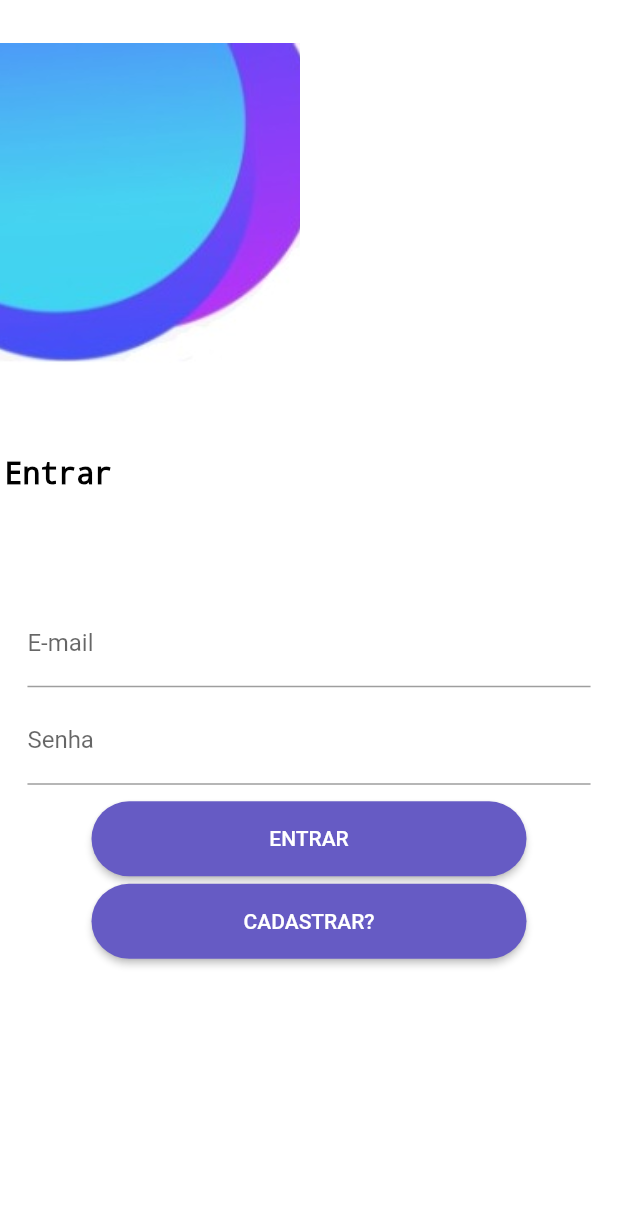
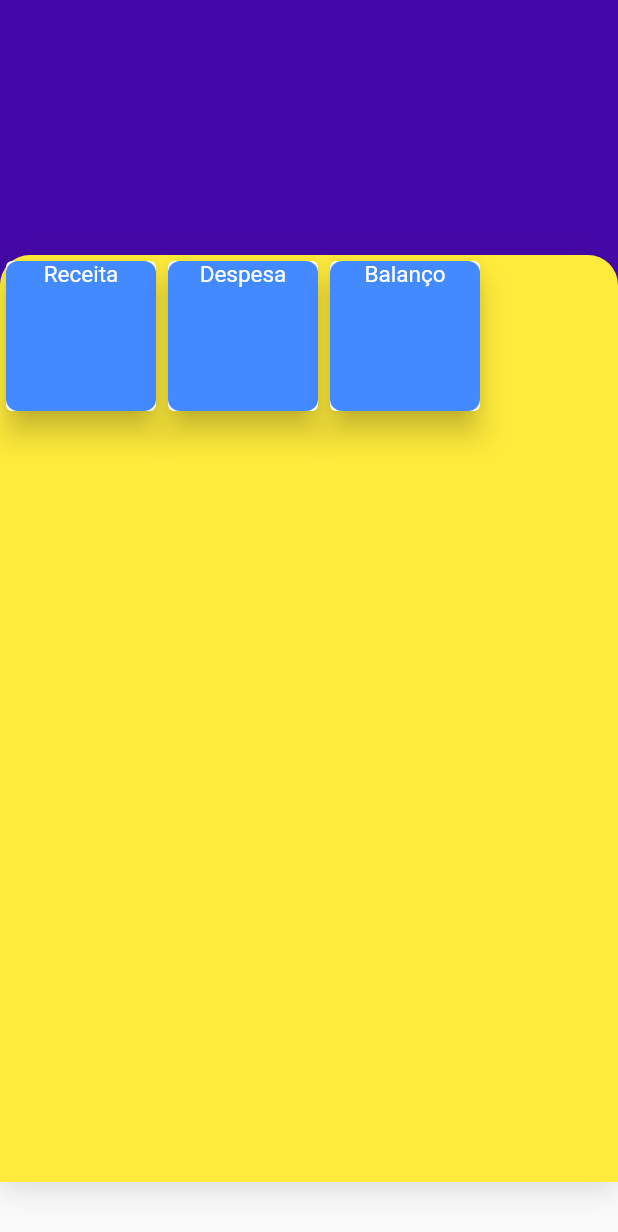
Before and after one commit to ICEI-PUC-Minas-PPLES-TI/plf-es-2022-2-ti5-5104100-financas-pessoais, a Flutter app: the screen it shows after launch, on a phone screen of 412 x 824 dp. Shown: the top 1232 px of the screen. Run offline on Flutter 3.47's test engine with Material 2 defaults, Android fonts, the phone set to English and light mode, and no system bars; our stand-ins replace shared_preferences; missing offline and left inert: curved_nav_bar.

Commit message:
Revisão tela principal

```diff
--- a/codigo/mobile/we_budget/lib/models/auth.dart
+++ b/codigo/mobile/we_budget/lib/models/auth.dart
@@ -4,8 +4,6 @@ import 'dart:convert';
 import 'package:flutter/material.dart';
 import 'package:http/http.dart' as http;
 import 'package:we_budget/models/store.dart';
-import 'package:we_budget/pages/auth_or_home_page.dart';
-import 'package:we_budget/pages/main_page.dart';
 
 import '../exceptions/auth_exception.dart';
 
@@ -62,7 +60,7 @@ class Auth with ChangeNotifier {
 
       _expiryDate = DateTime.now().add(
         const Duration(
-          seconds: 3600,
+          seconds: 3,
         ),
       );
 
@@ -129,7 +127,7 @@ class Auth with ChangeNotifier {
     _clearLogoutTimer();
     final timeToLogout = _expiryDate?.difference(DateTime.now()).inSeconds;
     _logoutTimer = Timer(
-      Duration(seconds: timeToLogout ?? 0),
+      Duration(seconds: 3),
       logout,
     );
   }
--- a/codigo/mobile/we_budget/lib/pages/auth_or_home_page.dart
+++ b/codigo/mobile/we_budget/lib/pages/auth_or_home_page.dart
@@ -1,8 +1,9 @@
 import 'package:flutter/material.dart';
 import 'package:provider/provider.dart';
+import 'package:we_budget/pages/first_page2.dart';
 import 'package:we_budget/pages/init_page.dart';
+import 'package:we_budget/pages/login_page.dart';
 import 'package:we_budget/pages/main_page.dart';
-
 import '../models/auth.dart';
 
 class AuthOrHomePage extends StatelessWidget {
@@ -11,8 +12,8 @@ class AuthOrHomePage extends StatelessWidget {
   @override
   Widget build(BuildContext context) {
     Auth auth = Provider.of(context);
-    return auth.isAuth ? const MainPage() : const InitPage();
-    /*return FutureBuilder(
+    //return auth.isAuth ? const MainPage() : const InitPage();
+    return FutureBuilder(
       future: auth.tryAutoLogin(),
       builder: (ctx, snapshot) {
         if (snapshot.connectionState == ConnectionState.waiting) {
@@ -22,9 +23,9 @@ class AuthOrHomePage extends StatelessWidget {
             child: Text('Ocorreu um erro!'),
           );
         } else {
-          return auth.isAuth ? const InitPage() : const InitPage();
+          return auth.isAuth ? const MainPage() : const FirstPage2();
         }
       },
-    );*/
+    );
   }
 }
--- /dev/null
+++ b/codigo/mobile/we_budget/lib/pages/first_page2.dart
@@ -0,0 +1,141 @@
+import 'package:flutter/material.dart';
+import 'package:flutter/src/widgets/container.dart';
+import 'package:flutter/src/widgets/framework.dart';
+
+class FirstPage2 extends StatefulWidget {
+  const FirstPage2({super.key});
+
+  @override
+  State<FirstPage2> createState() => _FirtsPageState();
+}
+
+class _FirtsPageState extends State<FirstPage2> {
+  @override
+  Widget build(BuildContext context) {
+    final size = MediaQuery.of(context).size;
+    return Scaffold(
+      body: SizedBox(
+        width: double.infinity,
+        height: double.infinity,
+        child: Stack(
+          children: [
+            Container(
+              decoration: const BoxDecoration(
+                color: Color.fromARGB(255, 69, 8, 168),
+              ),
+              width: double.infinity,
+              height: size.height * 0.3,
+            ),
+            Column(
+              children: [
+                const SizedBox(
+                  height: 170,
+                ),
+                Container(
+                  width: double.infinity,
+                  height: size.height * 0.75,
+                  decoration: const BoxDecoration(
+                    color: Colors.yellow,
+                    borderRadius: BorderRadiusDirectional.only(
+                      topStart: Radius.circular(20),
+                      topEnd: Radius.circular(20),
+                    ),
+                    boxShadow: [
+                      BoxShadow(
+                        color: Colors.black12,
+                        blurRadius: 15,
+                        offset: Offset(0, 5),
+                      )
+                    ],
+                  ),
+                  child: Column(
+                    children: [
+                      Row(
+                        mainAxisAlignment: MainAxisAlignment.start,
+                        crossAxisAlignment: CrossAxisAlignment.center,
+                        children: [
+                          Card(
+                            elevation: 8,
+                            child: Container(
+                              height: 100,
+                              width: 100,
+                              decoration: const BoxDecoration(
+                                borderRadius: BorderRadius.all(
+                                  Radius.circular(8),
+                                ),
+                                color: Colors.blueAccent,
+                              ),
+                              child: Column(
+                                children: const <Widget>[
+                                  Text(
+                                    "Receita",
+                                    style: TextStyle(
+                                      color: Colors.white,
+                                      fontSize: 15,
+                                    ),
+                                  ),
+                                ],
+                              ),
+                            ),
+                          ),
+                          Card(
+                            elevation: 8,
+                            child: Container(
+                              height: 100,
+                              width: 100,
+                              decoration: const BoxDecoration(
+                                borderRadius: BorderRadius.all(
+                                  Radius.circular(8),
+                                ),
+                                color: Colors.blueAccent,
+                              ),
+                              child: Column(
+                                children: const <Widget>[
+                                  Text(
+                                    "Despesa",
+                                    style: TextStyle(
+                                      color: Colors.white,
+                                      fontSize: 15,
+                                    ),
+                                  ),
+                                ],
+                              ),
+                            ),
+                          ),
+                          Card(
+                            elevation: 8,
+                            child: Container(
+                              height: 100,
+                              width: 100,
+                              decoration: const BoxDecoration(
+                                borderRadius: BorderRadius.all(
+                                  Radius.circular(8),
+                                ),
+                                color: Colors.blueAccent,
+                              ),
+                              child: Column(
+                                children: const <Widget>[
+                                  Text(
+                                    "Balanço",
+                                    style: TextStyle(
+                                      color: Colors.white,
+                                      fontSize: 15,
+                                    ),
+                                  ),
+                                ],
+                              ),
+                            ),
+                          ),
+                        ],
+                      ),
+                    ],
+                  ),
+                ),
+              ],
+            ),
+          ],
+        ),
+      ),
+    );
+  }
+}
--- a/codigo/mobile/we_budget/lib/pages/login_page.dart
+++ b/codigo/mobile/we_budget/lib/pages/login_page.dart
@@ -40,7 +40,7 @@ class _LoginPageState extends State<LoginPage> {
               ],
             ),
             Padding(
-              padding: const EdgeInsets.all(3.0),
+              padding: const EdgeInsets.all(20.0),
               child: Row(
                 children: const [
                   Text(
--- a/codigo/mobile/we_budget/lib/pages/main_page.dart
+++ b/codigo/mobile/we_budget/lib/pages/main_page.dart
@@ -4,7 +4,8 @@ import 'package:curved_nav_bar/flutter_curved_bottom_nav_bar.dart';
 import 'package:flutter/material.dart';
 import 'package:we_budget/pages/first_page.dart';
 import 'package:we_budget/pages/lista_transacoes.dart';
-import 'package:we_budget/pages/registrar_valores.dart';
+import 'package:we_budget/pages/registrar_transacao_page.dart';
+//import 'package:we_budget/pages/registrar_valores.dart';
 
 class MainPage extends StatefulWidget {
   const MainPage({super.key});
@@ -76,7 +77,7 @@ class _MainPageState extends State<MainPage> {
         bodyItems: [
           SizedBox(
             height: MediaQuery.of(context).size.height,
-            child: const RegistrarValores(),
+            child: const TransacaoFormPage(),
           ),
           SizedBox(
             height: MediaQuery.of(context).size.height,
--- a/codigo/mobile/we_budget/lib/pages/registrar_transacao_page.dart
+++ b/codigo/mobile/we_budget/lib/pages/registrar_transacao_page.dart
@@ -9,7 +9,6 @@ class TransacaoFormPage extends StatefulWidget {
 }
 
 class _TransacaoFormPageState extends State<TransacaoFormPage> {
-
   final _priceFocus = FocusNode();
   final _descriptionFocus = FocusNode();
 
@@ -60,9 +59,7 @@ class _TransacaoFormPageState extends State<TransacaoFormPage> {
   }
 
   bool isValidImageUrl(String url) {
-    bool isValidUrl = Uri
-        .tryParse(url)
-        ?.hasAbsolutePath ?? false;
+    bool isValidUrl = Uri.tryParse(url)?.hasAbsolutePath ?? false;
     bool endsWithFile = url.toLowerCase().endsWith('.png') ||
         url.toLowerCase().endsWith('.jpg') ||
         url.toLowerCase().endsWith('.jpeg');
@@ -86,12 +83,9 @@ class _TransacaoFormPageState extends State<TransacaoFormPage> {
     Navigator.of(context).pop();
   }
 
-
   @override
   Widget build(BuildContext context) {
-    final deviceSize = MediaQuery
-        .of(context)
-        .size;
+    final deviceSize = MediaQuery.of(context).size;
     return Stack(
       children: [
         Container(
@@ -114,26 +108,20 @@ class _TransacaoFormPageState extends State<TransacaoFormPage> {
                     children: [
                       TextFormField(
                         initialValue: _formData['name']?.toString(),
-                              decoration: const InputDecoration(
-                                  labelText: 'Nome'),
+                        decoration: const InputDecoration(labelText: 'Nome'),
                         textInputAction: TextInputAction.next,
                         onFieldSubmitted: (_) {
-                                FocusScope.of(context).requestFocus(
-                                    _priceFocus);
+                          FocusScope.of(context).requestFocus(_priceFocus);
                         },
                         onSaved: (name) => _formData['name'] = name ?? '',
                         validator: (_name) {
                           final name = _name ?? '';
 
-                                if (name
-                                    .trim()
-                                    .isEmpty) {
+                          if (name.trim().isEmpty) {
                             return 'Nome é obrigatório.';
                           }
 
-                                if (name
-                                    .trim()
-                                    .length < 3) {
+                          if (name.trim().length < 3) {
                             return 'Nome precisa no mínimo de 3 letras.';
                           }
 
@@ -142,25 +130,23 @@ class _TransacaoFormPageState extends State<TransacaoFormPage> {
                       ),
                       TextFormField(
                         initialValue: _formData['price']?.toString(),
-                              decoration: const InputDecoration(
-                                  labelText: 'Categoria'),
+                        decoration:
+                            const InputDecoration(labelText: 'Categoria'),
                         textInputAction: TextInputAction.next,
                         focusNode: _priceFocus,
-                              keyboardType: const TextInputType
-                                  .numberWithOptions(
+                        keyboardType: const TextInputType.numberWithOptions(
                           decimal: true,
                           signed: true,
                         ),
                         onFieldSubmitted: (_) {
-                                FocusScope.of(context).requestFocus(
-                                    _descriptionFocus);
+                          FocusScope.of(context)
+                              .requestFocus(_descriptionFocus);
                         },
                         onSaved: (price) =>
                             _formData['price'] = double.parse(price ?? '0'),
                         validator: (_price) {
                           final priceString = _price ?? '';
-                                final price = double.tryParse(priceString) ??
-                                    -1;
+                          final price = double.tryParse(priceString) ?? -1;
 
                           if (price <= 0) {
                             return 'Informe um preço válido.';
@@ -171,25 +157,22 @@ class _TransacaoFormPageState extends State<TransacaoFormPage> {
                       ),
                       TextFormField(
                         initialValue: _formData['price']?.toString(),
-                              decoration: const InputDecoration(
-                                  labelText: 'Data'),
+                        decoration: const InputDecoration(labelText: 'Data'),
                         textInputAction: TextInputAction.next,
                         focusNode: _priceFocus,
-                              keyboardType: const TextInputType
-                                  .numberWithOptions(
+                        keyboardType: const TextInputType.numberWithOptions(
                           decimal: true,
                           signed: true,
                         ),
                         onFieldSubmitted: (_) {
-                                FocusScope.of(context).requestFocus(
-                                    _descriptionFocus);
+                          FocusScope.of(context)
+                              .requestFocus(_descriptionFocus);
                         },
                         onSaved: (price) =>
                             _formData['price'] = double.parse(price ?? '0'),
                         validator: (_price) {
                           final priceString = _price ?? '';
-                                final price = double.tryParse(priceString) ??
-                                    -1;
+                          final price = double.tryParse(priceString) ?? -1;
 
                           if (price <= 0) {
                             return 'Informe um preço válido.';
@@ -200,25 +183,22 @@ class _TransacaoFormPageState extends State<TransacaoFormPage> {
                       ),
                       TextFormField(
                         initialValue: _formData['price']?.toString(),
-                              decoration: const InputDecoration(
-                                  labelText: 'Valor'),
+                        decoration: const InputDecoration(labelText: 'Valor'),
                         textInputAction: TextInputAction.next,
                         focusNode: _priceFocus,
-                              keyboardType: const TextInputType
-                                  .numberWithOptions(
+                        keyboardType: const TextInputType.numberWithOptions(
                           decimal: true,
                           signed: true,
                         ),
                         onFieldSubmitted: (_) {
-                                FocusScope.of(context).requestFocus(
-                                    _descriptionFocus);
+                          FocusScope.of(context)
+                              .requestFocus(_descriptionFocus);
                         },
                         onSaved: (price) =>
                             _formData['price'] = double.parse(price ?? '0'),
                         validator: (_price) {
                           final priceString = _price ?? '';
-                                final price = double.tryParse(priceString) ??
-                                    -1;
+                          final price = double.tryParse(priceString) ?? -1;
 
                           if (price <= 0) {
                             return 'Informe um preço válido.';
@@ -233,21 +213,19 @@ class _TransacaoFormPageState extends State<TransacaoFormPage> {
                             labelText: 'Forma de pagamento'),
                         textInputAction: TextInputAction.next,
                         focusNode: _priceFocus,
-                              keyboardType: const TextInputType
-                                  .numberWithOptions(
+                        keyboardType: const TextInputType.numberWithOptions(
                           decimal: true,
                           signed: true,
                         ),
                         onFieldSubmitted: (_) {
-                                FocusScope.of(context).requestFocus(
-                                    _descriptionFocus);
+                          FocusScope.of(context)
+                              .requestFocus(_descriptionFocus);
                         },
                         onSaved: (price) =>
                             _formData['price'] = double.parse(price ?? '0'),
                         validator: (_price) {
                           final priceString = _price ?? '';
-                                final price = double.tryParse(priceString) ??
-                                    -1;
+                          final price = double.tryParse(priceString) ?? -1;
 
                           if (price <= 0) {
                             return 'Informe um preço válido.';
@@ -264,15 +242,11 @@ class _TransacaoFormPageState extends State<TransacaoFormPage> {
                             shape: RoundedRectangleBorder(
                               borderRadius: BorderRadius.circular(30),
                             ),
-                                  padding: const EdgeInsets.symmetric(
-                                    horizontal: 100,
-                                    vertical: 20,
-                                  ),
+                            fixedSize: const Size(290, 50),
                             //backgroundColor: Theme.of(context).colorScheme.primary,
                           ),
                           onPressed: () {},
-                                child: Text('Buscar Localização'
-                                ),
+                          child: Text('Buscar Localização'),
                         ),
                       ),
                       Container(
@@ -287,19 +261,18 @@ class _TransacaoFormPageState extends State<TransacaoFormPage> {
                               horizontal: 100,
                               vertical: 20,
                             ),
+                            fixedSize: const Size(290, 50),
                             //backgroundColor: Theme.of(context).colorScheme.primary,
                           ),
                           onPressed: () {},
-                                child: Text('Registrar'
-                                ),
+                          child: Text('Registrar'),
                         ),
                       ),
                     ],
                   ),
                 ),
               ),
-                  )
-              ),
+            )),
       ],
     );
   }
--- a/codigo/mobile/we_budget/pubspec.yaml
+++ b/codigo/mobile/we_budget/pubspec.yaml
@@ -33,6 +33,7 @@ dependencies:
   http: ^0.13.5
   shared_preferences: ^2.0.15
   curved_nav_bar: ^0.0.2
+  intl: ^0.17.0
 
 
   # The following adds the Cupertino Icons font to your application.
```
Also changed, not shown: codigo/mobile/we_budget/pubspec.lock. Lines whose indentation alone changed are shown as unchanged.
